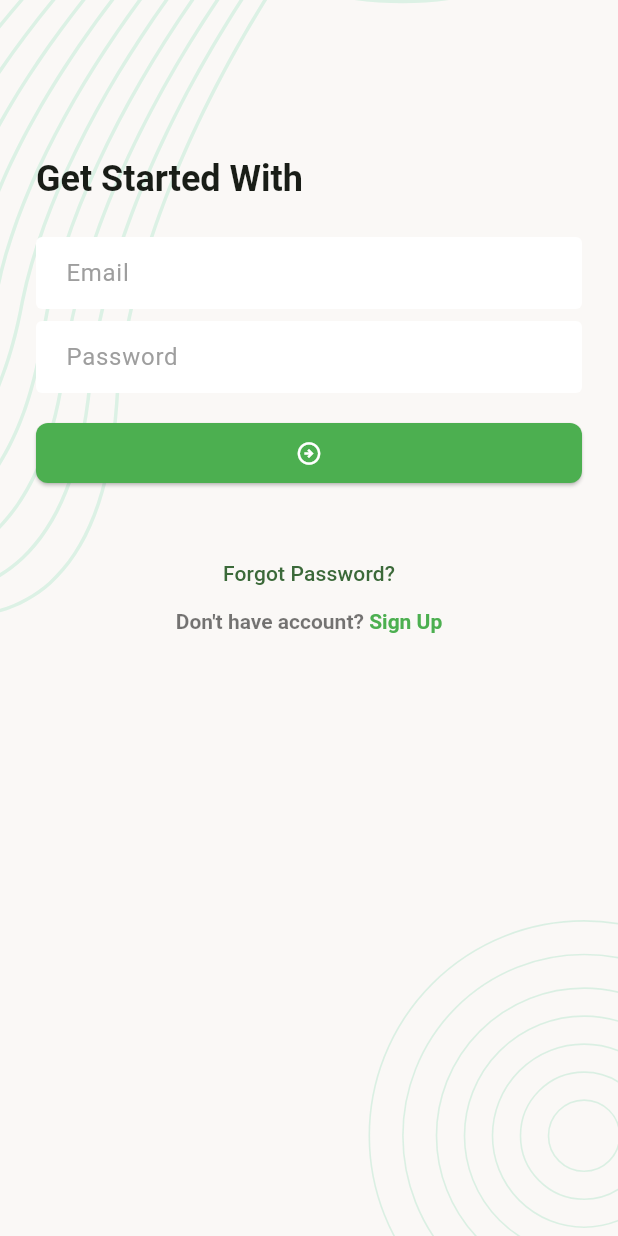
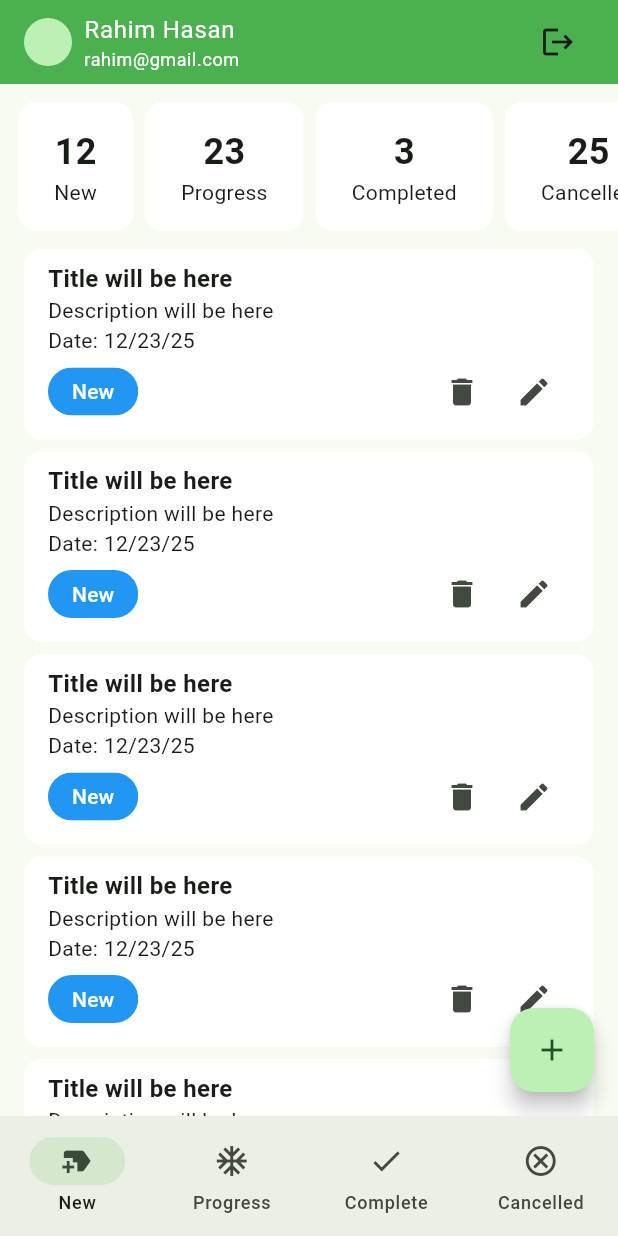
Before and after one commit to RafatMeraz/ostad_flutter_batch_nine, a Flutter app: the screen it shows after launch, after a tap on the "arrow circle right" icon, on a phone screen of 412 x 824 dp. Run offline on Flutter 3.47's test engine with Material 3 defaults, Android fonts, the phone set to English and light mode, and no system bars; our stand-ins replace flutter_svg, pin_code_fields.

Commit message:
Add new task and progress task screen ui

```diff
--- a/lib/ui/screens/login_screen.dart
+++ b/lib/ui/screens/login_screen.dart
@@ -1,6 +1,7 @@
 import 'package:flutter/gestures.dart';
 import 'package:flutter/material.dart';
 import 'package:ostad_flutter_batch_nine/ui/screens/forgot_password_verify_email_screen.dart';
+import 'package:ostad_flutter_batch_nine/ui/screens/main_bottom_nav_screen.dart';
 import 'package:ostad_flutter_batch_nine/ui/screens/register_screen.dart';
 import 'package:ostad_flutter_batch_nine/ui/widgets/screen_background.dart';
 
@@ -50,7 +51,7 @@ class _LoginScreenState extends State<LoginScreen> {
                 ),
                 const SizedBox(height: 16),
                 ElevatedButton(
-                  onPressed: () {},
+                  onPressed: _onTapSignInButton,
                   child: const Icon(Icons.arrow_circle_right_outlined),
                 ),
                 const SizedBox(height: 32),
@@ -93,6 +94,16 @@ class _LoginScreenState extends State<LoginScreen> {
     );
   }
 
+  void _onTapSignInButton() {
+    Navigator.pushAndRemoveUntil(
+      context,
+      MaterialPageRoute(
+        builder: (context) => const MainBottomNavScreen(),
+      ),
+      (predicate) => false,
+    );
+  }
+
   void _onTapForgotPasswordButton() {
     Navigator.push(
       context,
--- /dev/null
+++ b/lib/ui/screens/main_bottom_nav_screen.dart
@@ -0,0 +1,55 @@
+import 'package:flutter/material.dart';
+import 'package:ostad_flutter_batch_nine/ui/screens/new_task_screen.dart';
+import 'package:ostad_flutter_batch_nine/ui/screens/progress_task_screen.dart';
+import 'package:ostad_flutter_batch_nine/ui/widgets/tm_app_bar.dart';
+
+class MainBottomNavScreen extends StatefulWidget {
+  const MainBottomNavScreen({super.key});
+
+  @override
+  State<MainBottomNavScreen> createState() => _MainBottomNavScreenState();
+}
+
+class _MainBottomNavScreenState extends State<MainBottomNavScreen> {
+  int _selectedIndex = 0;
+
+  final List<Widget> _screens = [
+    NewTaskScreen(),
+    ProgressTaskScreen(),
+    NewTaskScreen(),
+    NewTaskScreen(),
+  ];
+
+  @override
+  Widget build(BuildContext context) {
+    return Scaffold(
+      appBar: const TMAppBar(),
+      body: _screens[_selectedIndex],
+      bottomNavigationBar: NavigationBar(
+        selectedIndex: _selectedIndex,
+        onDestinationSelected: (index) {
+          _selectedIndex = index;
+          setState(() {});
+        },
+        destinations: const [
+          NavigationDestination(
+            icon: Icon(Icons.new_label),
+            label: 'New',
+          ),
+          NavigationDestination(
+            icon: Icon(Icons.ac_unit_sharp),
+            label: 'Progress',
+          ),
+          NavigationDestination(
+            icon: Icon(Icons.done),
+            label: 'Complete',
+          ),
+          NavigationDestination(
+            icon: Icon(Icons.cancel_outlined),
+            label: 'Cancelled',
+          ),
+        ],
+      ),
+    );
+  }
+}
--- /dev/null
+++ b/lib/ui/screens/new_task_screen.dart
@@ -0,0 +1,67 @@
+import 'package:flutter/material.dart';
+import 'package:ostad_flutter_batch_nine/ui/widgets/summary_card.dart';
+import 'package:ostad_flutter_batch_nine/ui/widgets/task_card.dart';
+
+class NewTaskScreen extends StatefulWidget {
+  const NewTaskScreen({super.key});
+
+  @override
+  State<NewTaskScreen> createState() => _NewTaskScreenState();
+}
+
+class _NewTaskScreenState extends State<NewTaskScreen> {
+  @override
+  Widget build(BuildContext context) {
+    return Scaffold(
+      body: SingleChildScrollView(
+        child: Column(
+          children: [
+            _buildSummarySection(),
+            ListView.separated(
+              itemCount: 6,
+              primary: false,
+              shrinkWrap: true,
+              itemBuilder: (context, index) {
+                return const TaskCard();
+              },
+              separatorBuilder: (context, index) => const SizedBox(height: 8),
+            )
+          ],
+        ),
+      ),
+      floatingActionButton: FloatingActionButton(
+        onPressed: () {},
+        child: const Icon(Icons.add),
+      ),
+    );
+  }
+
+  Widget _buildSummarySection() {
+    return const SingleChildScrollView(
+      scrollDirection: Axis.horizontal,
+      child: Padding(
+        padding: EdgeInsets.all(8.0),
+        child: Row(
+          children: [
+            SummaryCard(
+              title: 'New',
+              count: 12,
+            ),
+            SummaryCard(
+              title: 'Progress',
+              count: 23,
+            ),
+            SummaryCard(
+              title: 'Completed',
+              count: 3,
+            ),
+            SummaryCard(
+              title: 'Cancelled',
+              count: 25,
+            ),
+          ],
+        ),
+      ),
+    );
+  }
+}
--- /dev/null
+++ b/lib/ui/screens/progress_task_screen.dart
@@ -0,0 +1,24 @@
+import 'package:flutter/material.dart';
+import 'package:ostad_flutter_batch_nine/ui/widgets/task_card.dart';
+
+class ProgressTaskScreen extends StatefulWidget {
+  const ProgressTaskScreen({super.key});
+
+  @override
+  State<ProgressTaskScreen> createState() => _ProgressTaskScreenState();
+}
+
+class _ProgressTaskScreenState extends State<ProgressTaskScreen> {
+  @override
+  Widget build(BuildContext context) {
+    return Scaffold(
+      body: ListView.separated(
+        itemCount: 6,
+        itemBuilder: (context, index) {
+          return const TaskCard();
+        },
+        separatorBuilder: (context, index) => const SizedBox(height: 8),
+      ),
+    );
+  }
+}
--- /dev/null
+++ b/lib/ui/widgets/summary_card.dart
@@ -0,0 +1,32 @@
+import 'package:flutter/material.dart';
+
+class SummaryCard extends StatelessWidget {
+  const SummaryCard({
+    super.key,
+    required this.title,
+    required this.count,
+  });
+
+  final String title;
+  final int count;
+
+  @override
+  Widget build(BuildContext context) {
+    return Card(
+      elevation: 0,
+      color: Colors.white,
+      child: Padding(
+        padding: const EdgeInsets.symmetric(horizontal: 24, vertical: 16),
+        child: Column(
+          children: [
+            Text(
+              '$count',
+              style: const TextStyle(fontWeight: FontWeight.bold, fontSize: 24),
+            ),
+            Text(title),
+          ],
+        ),
+      ),
+    );
+  }
+}
--- /dev/null
+++ b/lib/ui/widgets/task_card.dart
@@ -0,0 +1,49 @@
+import 'package:flutter/material.dart';
+
+class TaskCard extends StatelessWidget {
+  const TaskCard({
+    super.key,
+  });
+
+  @override
+  Widget build(BuildContext context) {
+    return Card(
+      elevation: 0,
+      color: Colors.white,
+      margin: const EdgeInsets.symmetric(horizontal: 16),
+      child: Padding(
+        padding: const EdgeInsets.symmetric(horizontal: 16, vertical: 8),
+        child: Column(
+          crossAxisAlignment: CrossAxisAlignment.start,
+          children: [
+            const Text(
+              'Title will be here',
+              style: TextStyle(fontSize: 16, fontWeight: FontWeight.w600),
+            ),
+            const Text('Description will be here'),
+            const Text('Date: 12/23/25'),
+            Row(
+              children: [
+                Chip(
+                  label: const Text(
+                    'New',
+                    style: TextStyle(color: Colors.white),
+                  ),
+                  padding: const EdgeInsets.symmetric(horizontal: 8),
+                  shape: RoundedRectangleBorder(
+                    borderRadius: BorderRadius.circular(50),
+                  ),
+                  backgroundColor: Colors.blue,
+                  side: BorderSide.none,
+                ),
+                const Spacer(),
+                IconButton(onPressed: () {}, icon: const Icon(Icons.delete)),
+                IconButton(onPressed: () {}, icon: const Icon(Icons.edit)),
+              ],
+            )
+          ],
+        ),
+      ),
+    );
+  }
+}
--- /dev/null
+++ b/lib/ui/widgets/tm_app_bar.dart
@@ -0,0 +1,45 @@
+import 'package:flutter/material.dart';
+
+class TMAppBar extends StatelessWidget implements PreferredSizeWidget {
+  const TMAppBar({
+    super.key,
+  });
+
+  @override
+  Widget build(BuildContext context) {
+    TextTheme textTheme = Theme.of(context).textTheme;
+
+    return AppBar(
+      backgroundColor: Colors.green,
+      title: Row(
+        children: [
+          const CircleAvatar(
+            radius: 16,
+          ),
+          const SizedBox(width: 8),
+          Expanded(
+            child: Column(
+              crossAxisAlignment: CrossAxisAlignment.start,
+              children: [
+                Text(
+                  'Rahim Hasan',
+                  style: textTheme.bodyLarge?.copyWith(
+                    color: Colors.white,
+                  ),
+                ),
+                Text(
+                  'rahim@gmail.com',
+                  style: textTheme.bodySmall?.copyWith(color: Colors.white),
+                ),
+              ],
+            ),
+          ),
+          IconButton(onPressed: () {}, icon: const Icon(Icons.logout))
+        ],
+      ),
+    );
+  }
+
+  @override
+  Size get preferredSize => const Size.fromHeight(kToolbarHeight);
+}
```
